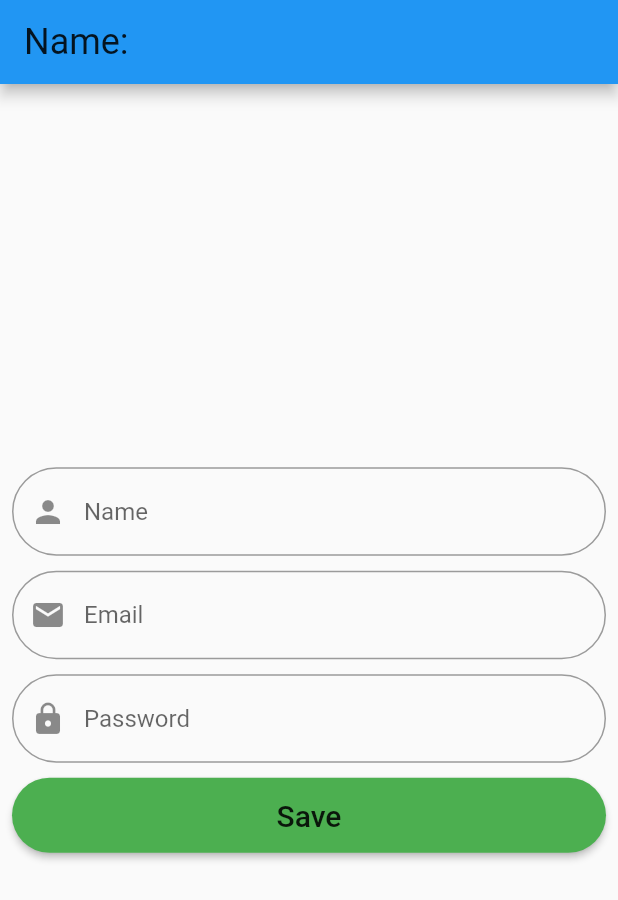
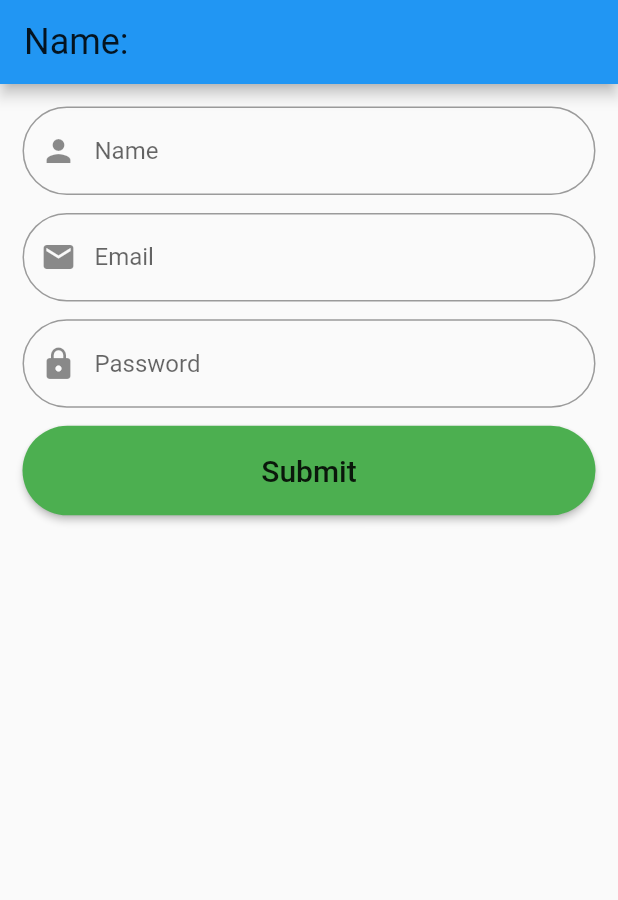
Before and after one commit to hakanpeksen/get_form, a Flutter app: the screen it shows after launch, on a phone screen of 412 x 824 dp. Shown: the top 900 px of the screen. Run offline on Flutter 3.47's test engine with Material 2 defaults, Android fonts, the phone set to English and light mode, and no system bars; our stand-ins replace flutter_screenutil, get, get_storage.

Commit message:
flutter_screenutil paketi eklendi, login_view de düzenleme yapıldı

```diff
--- a/lib/login_form/view/login_view.dart
+++ b/lib/login_form/view/login_view.dart
@@ -1,5 +1,6 @@
 import 'package:flutter/material.dart';
 import 'package:get/get.dart';
+import 'package:get_form/ui/shared/ui_helper.dart';
 
 import '../components/custom_elevatedbutton.dart';
 import '../components/custom_textfield.dart';
@@ -19,12 +20,15 @@ class LoginView extends StatelessWidget {
             builder: (_) => ((Text('Name: ${objeController.name.toString()}',
                 style: context.textTheme.headline5)))),
       ),
-      body: Form(
+      body: SafeArea(
+        top: false,
+        bottom: false,
+        child: Form(
           key: objeController.loginFormKey,
           autovalidateMode: AutovalidateMode.onUserInteraction,
-        child: Padding(
-          padding: const EdgeInsets.all(8.0),
-          child: Column(mainAxisAlignment: MainAxisAlignment.center, children: [
+          child: SingleChildScrollView(
+            padding: const EdgeInsets.all(UIHelper.space15),
+            child: Column(children: [
               CustomTextField(
                 hintText: 'Name',
                 prefixIcon: const Icon(Icons.person),
@@ -32,7 +36,7 @@ class LoginView extends StatelessWidget {
                 keyboardType: TextInputType.text,
                 validator: objeController.validateName,
               ),
-            const SizedBox(height: 10),
+              UIHelper.verticalSpace,
               CustomTextField(
                 hintText: 'Email',
                 prefixIcon: const Icon(Icons.email),
@@ -40,7 +44,7 @@ class LoginView extends StatelessWidget {
                 keyboardType: TextInputType.emailAddress,
                 validator: objeController.validateEmail,
               ),
-            const SizedBox(height: 10),
+              UIHelper.verticalSpace,
               CustomTextField(
                 hintText: 'Password',
                 prefixIcon: const Icon(Icons.lock),
@@ -49,12 +53,12 @@ class LoginView extends StatelessWidget {
                 keyboardType: TextInputType.visiblePassword,
                 validator: objeController.validatePassword,
               ),
-            const SizedBox(height: 10),
+              UIHelper.verticalSpace,
               SizedBox(
-              height: 50,
+                height: UIHelper.dynamicHeight(UIHelper.space50),
                 width: double.infinity,
                 child: CustomElevatedButton(
-                  label: 'Save',
+                    label: 'Submit',
                     textStyle: context.textTheme.headline6,
                     onPressed: () {
                       objeController.checkLogin();
@@ -64,6 +68,7 @@ class LoginView extends StatelessWidget {
             ]),
           ),
         ),
+      ),
     );
   }
 }
--- a/lib/main.dart
+++ b/lib/main.dart
@@ -1,4 +1,5 @@
 import 'package:flutter/material.dart';
+import 'package:flutter_screenutil/flutter_screenutil.dart';
 import 'package:get/get.dart';
 import 'package:get_storage/get_storage.dart';
 
@@ -14,9 +15,12 @@ class MyApp extends StatelessWidget {
 
   @override
   Widget build(BuildContext context) {
-    return const GetMaterialApp(
-      title: 'Get Form',
-      home: LoginView(),
+    return ScreenUtilInit(
+      designSize: const Size(360, 690),
+      builder: () => const GetMaterialApp(
+        title: 'Get Form',
+        home: LoginView(),
+      ),
     );
   }
 }
--- /dev/null
+++ b/lib/ui/shared/ui_helper.dart
@@ -0,0 +1,24 @@
+import 'package:flutter/material.dart';
+import 'package:flutter_screenutil/flutter_screenutil.dart';
+
+class UIHelper {
+  static dynamicHeight(double height) => ScreenUtil().setHeight(height);
+  static dynamicWidth(double width) => ScreenUtil().setWidth(width);
+  static dynamicSp(double fontsize) => ScreenUtil().setSp(fontsize);
+
+  static const double space0 = 0;
+  static const double space5 = 5;
+  static const double space10 = 10;
+  static const double space14 = 14;
+  static const double space15 = 15;
+  static const double space20 = 20;
+  static const double space25 = 25;
+  static const double space30 = 30;
+  static const double space35 = 35;
+  static const double space50 = 50;
+
+  static Widget get verticalSpace => SizedBox(height: dynamicHeight(space10));
+  static Widget get verticalSpaceLarge => SizedBox(height: dynamicHeight(space10 * 5));
+
+  static Widget get horizontalSpace => SizedBox(width: dynamicWidth(space10));
+}
```
Also changed, not shown: pubspec.yaml (+1 -6 lines), pubspec.lock. Lines whose indentation alone changed are shown as unchanged.
